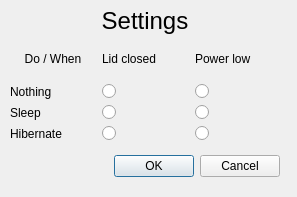
The window that razorqt-power/razor-autosuspend/settings_dialog.ui (Razor-qt/razor-qt) describes before a commit, drawn with Qt 5.
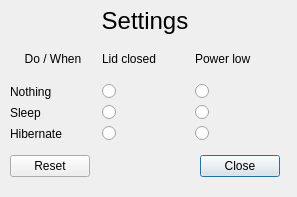
The same window after the commit.

Commit message: razor-autosuspend settings use reset/close behavior

```diff
--- a/razorqt-power/razor-autosuspend/settings_dialog.ui
+++ b/razorqt-power/razor-autosuspend/settings_dialog.ui
@@ -26,7 +26,7 @@
     <enum>Qt::Horizontal</enum>
    </property>
    <property name="standardButtons">
-    <set>QDialogButtonBox::Cancel|QDialogButtonBox::Ok</set>
+    <set>QDialogButtonBox::Close|QDialogButtonBox::Reset</set>
    </property>
   </widget>
   <widget class="QWidget" name="gridLayoutWidget">
```
Left out of the diff: 4 changed lines with no effect on the pictures. The commit also changes 2 other files.
